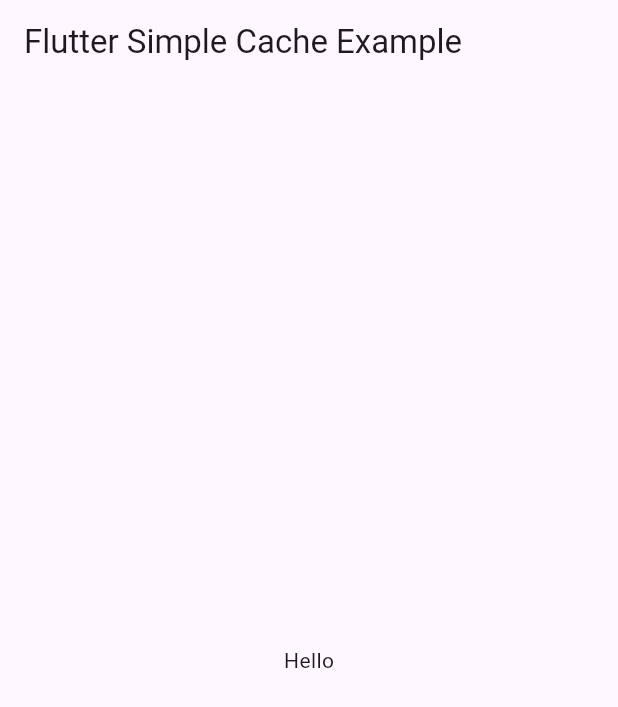
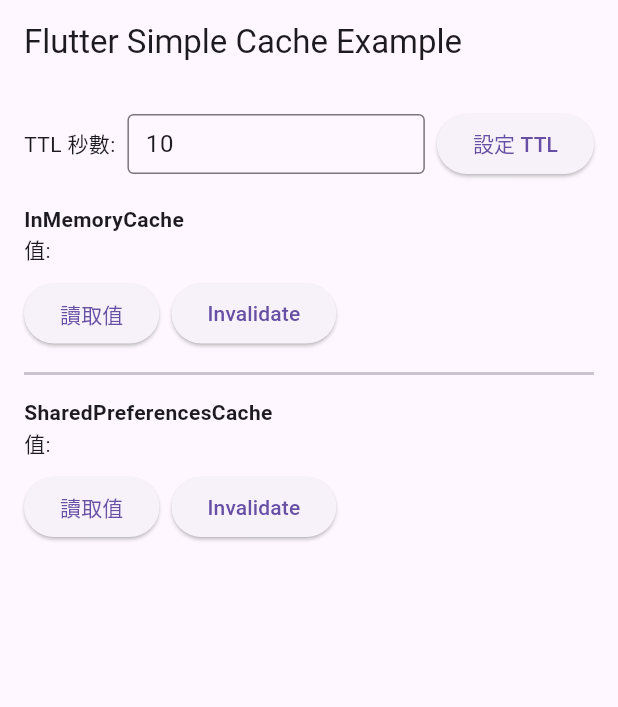
Before and after one commit to Maxron/simple_cache, a Flutter app: the screen it shows after launch, on a phone screen of 412 x 824 dp. Shown: the top 707 px of the screen. Run offline on Flutter 3.47's test engine with Material 3 defaults, Android fonts, the phone set to English and light mode, and no system bars; our stand-ins replace shared_preferences.

Commit message:
feat: add example page

```diff
--- a/example/lib/main.dart
+++ b/example/lib/main.dart
@@ -1,7 +1,5 @@
 import 'package:flutter/material.dart';
-import 'dart:async';
-
-import 'package:flutter/services.dart';
+import 'package:shared_preferences/shared_preferences.dart';
 import 'package:simple_cache/simple_cache.dart';
 
 void main() {
@@ -16,9 +14,92 @@ class MyApp extends StatefulWidget {
 }
 
 class _MyAppState extends State<MyApp> {
+  String _memoryCacheRaw = '';
+  String _prefsCacheRaw = '';
+
+  late InMemoryCacheObject<String> _memoryCache;
+  SharedPreferencesCacheObject<String>? _prefsCache;
+  final TextEditingController _ttlController =
+      TextEditingController(text: '10');
+
   @override
   void initState() {
     super.initState();
+    _initializeCaches();
+  }
+
+  Duration _getUserTtl() {
+    final text = _ttlController.text;
+    final seconds = int.tryParse(text) ?? 10;
+    return Duration(seconds: seconds);
+  }
+
+  Future<void> _initializeCaches() async {
+    // In-memory cache
+    _memoryCache = InMemoryCacheObject<String>(
+      value: _getCurrentTimeString(),
+      ttl: _getUserTtl(),
+      valueProvider: () async => _getCurrentTimeString(),
+    );
+
+    // SharedPreferences cache
+    final prefs = await SharedPreferences.getInstance();
+    _prefsCache = SharedPreferencesCacheObject<String>(
+      cacheKeyPrefix: 'example',
+      ttl: _getUserTtl(),
+      fromString: (s) => s,
+      toString: (s) => s,
+      valueProvider: () async => _getCurrentTimeString(),
+    );
+  }
+
+  Future<void> _loadMemoryCache() async {
+    if (_memoryCache != null) {
+      final value = await _memoryCache.getValue() ?? 'null';
+      setState(() {
+        _memoryCacheRaw = value;
+      });
+    }
+  }
+
+  Future<void> _loadPrefsCache() async {
+    if (_prefsCache != null) {
+      final value = await _prefsCache!.getValue() ?? 'null';
+      setState(() {
+        _prefsCacheRaw = value;
+      });
+    }
+  }
+
+  /// 計算 TTL 顯示文字（未用於目前的顯示）
+  String _getCacheTtlString(DateTime createdAt, Duration ttl) {
+    final expiresAt = createdAt.add(ttl);
+    final now = DateTime.now();
+    final remaining = expiresAt.difference(now);
+    if (remaining.isNegative) {
+      return '已過期';
+    } else {
+      return '${remaining.inSeconds}s';
+    }
+  }
+
+  String _getCurrentTimeString() {
+    final now = DateTime.now();
+    return '${now.hour.toString().padLeft(2, '0')}:${now.minute.toString().padLeft(2, '0')}:${now.second.toString().padLeft(2, '0')}';
+  }
+
+  void _invalidateMemoryCache() {
+    _memoryCache.invalidate();
+    setState(() {
+      _memoryCacheRaw = '';
+    });
+  }
+
+  void _invalidatePrefsCache() {
+    _prefsCache?.invalidate();
+    setState(() {
+      _prefsCacheRaw = '';
+    });
   }
 
   @override
@@ -28,8 +109,84 @@ class _MyAppState extends State<MyApp> {
         appBar: AppBar(
           title: const Text('Flutter Simple Cache Example'),
         ),
-        body: Center(
-          child: Text('Hello'),
+        body: Padding(
+          padding: const EdgeInsets.all(16.0),
+          child: Column(
+            crossAxisAlignment: CrossAxisAlignment.start,
+            children: [
+              // TTL TextField (shared for both caches)
+              Row(
+                children: [
+                  const Text('TTL 秒數:'),
+                  const SizedBox(width: 8),
+                  Expanded(
+                    child: TextField(
+                      controller: _ttlController,
+                      keyboardType: TextInputType.number,
+                      decoration: const InputDecoration(
+                        border: OutlineInputBorder(),
+                        isDense: true,
+                        contentPadding:
+                            EdgeInsets.symmetric(vertical: 8, horizontal: 8),
+                      ),
+                      onSubmitted: (_) async {
+                        await _initializeCaches();
+                        setState(() {});
+                      },
+                    ),
+                  ),
+                  const SizedBox(width: 8),
+                  ElevatedButton(
+                    onPressed: () async {
+                      await _initializeCaches();
+                      setState(() {});
+                    },
+                    child: const Text('設定 TTL'),
+                  ),
+                ],
+              ),
+              const SizedBox(height: 16),
+              const Text(
+                'InMemoryCache',
+                style: TextStyle(fontWeight: FontWeight.bold),
+              ),
+              Text('值: $_memoryCacheRaw'),
+              const SizedBox(height: 8),
+              Row(
+                children: [
+                  ElevatedButton(
+                    onPressed: _loadMemoryCache,
+                    child: const Text('讀取值'),
+                  ),
+                  const SizedBox(width: 8),
+                  ElevatedButton(
+                    onPressed: _invalidateMemoryCache,
+                    child: const Text('Invalidate'),
+                  ),
+                ],
+              ),
+              const Divider(height: 32, thickness: 2),
+              const Text(
+                'SharedPreferencesCache',
+                style: TextStyle(fontWeight: FontWeight.bold),
+              ),
+              Text('值: $_prefsCacheRaw'),
+              const SizedBox(height: 8),
+              Row(
+                children: [
+                  ElevatedButton(
+                    onPressed: _loadPrefsCache,
+                    child: const Text('讀取值'),
+                  ),
+                  const SizedBox(width: 8),
+                  ElevatedButton(
+                    onPressed: _invalidatePrefsCache,
+                    child: const Text('Invalidate'),
+                  ),
+                ],
+              ),
+            ],
+          ),
         ),
       ),
     );
```
